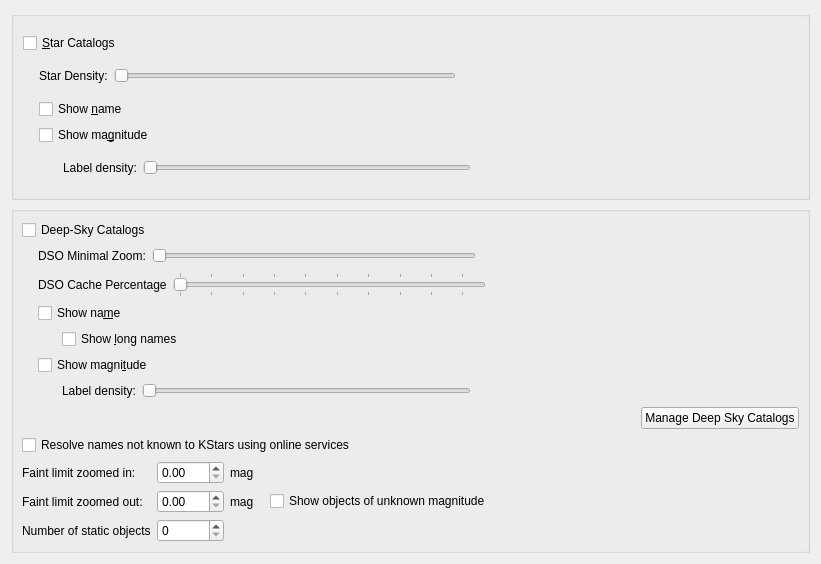
Before: the Qt Designer form kstars/options/opscatalog.ui in KDE/kstars, drawn with Qt 5.
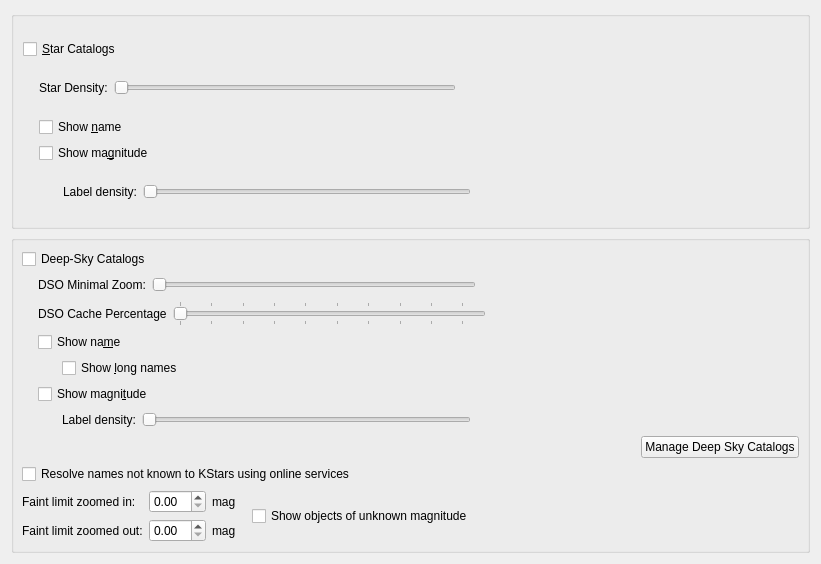
After: the same form once the commit is applied. Custom widgets are drawn as their Qt base class.

Patch:
```diff
--- a/kstars/options/opscatalog.ui
+++ b/kstars/options/opscatalog.ui
@@ -707,26 +707,6 @@
             </property>
            </widget>
           </item>
-          <item row="2" column="0">
-           <widget class="QLabel" name="LabelNum">
-            <property name="toolTip">
-             <string>The number of static objects to load from the DSO
-         catalog. Some parts of KStars like need a permanent in-memory
-         list of skyobjects. Therefore the brightest N objects are
-         being loaded at startup.</string>
-            </property>
-            <property name="text">
-             <string>Number of static objects</string>
-            </property>
-           </widget>
-          </item>
-          <item row="2" column="1">
-           <widget class="QSpinBox" name="kcfg_NumberStaticObjects">
-            <property name="maximum">
-             <number>100000</number>
-            </property>
-           </widget>
-          </item>
          </layout>
         </item>
         <item>
```
